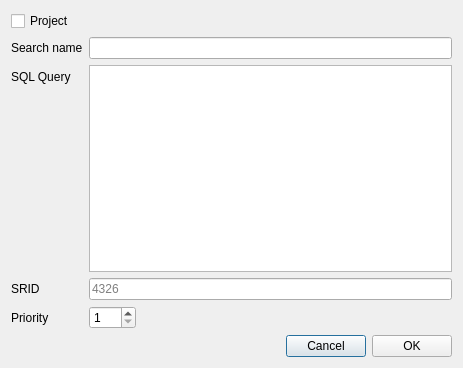
Before: the Qt Designer form ui/ui_postgissearch.ui in 3nids/quickfinder, drawn with Qt 5.
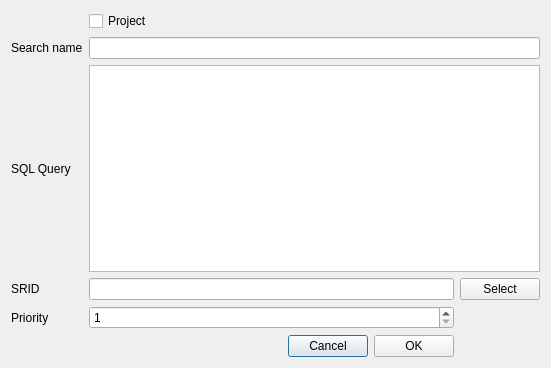
After: the same form once the commit is applied.

Commit message: Use QgsGenericProjectionSelector for SRID selection

```diff
--- a/ui/ui_postgissearch.ui
+++ b/ui/ui_postgissearch.ui
@@ -6,75 +6,15 @@
    <rect>
     <x>0</x>
     <y>0</y>
-    <width>463</width>
+    <width>551</width>
     <height>368</height>
    </rect>
   </property>
   <property name="windowTitle">
    <string>QuickFinder :: postgis search</string>
   </property>
-  <layout class="QFormLayout" name="formLayout">
-   <property name="fieldGrowthPolicy">
-    <enum>QFormLayout::ExpandingFieldsGrow</enum>
-   </property>
-   <item row="1" column="0">
-    <widget class="QLabel" name="label">
-     <property name="text">
-      <string>Search name</string>
-     </property>
-    </widget>
-   </item>
-   <item row="1" column="1">
-    <widget class="QLineEdit" name="searchName"/>
-   </item>
-   <item row="3" column="0">
-    <widget class="QLabel" name="FieldNameLabel">
-     <property name="text">
-      <string>SQL Query</string>
-     </property>
-    </widget>
-   </item>
-   <item row="4" column="0">
-    <widget class="QLabel" name="label_3">
-     <property name="text">
-      <string>SRID</string>
-     </property>
-    </widget>
-   </item>
-   <item row="4" column="1">
-    <widget class="QLineEdit" name="srid">
-     <property name="inputMask">
-      <string notr="true">00000; </string>
-     </property>
-     <property name="text">
-      <string notr="true"/>
-     </property>
-     <property name="placeholderText">
-      <string notr="true">4326</string>
-     </property>
-    </widget>
-   </item>
-   <item row="6" column="0">
-    <widget class="QLabel" name="label_2">
-     <property name="text">
-      <string>Priority</string>
-     </property>
-    </widget>
-   </item>
-   <item row="6" column="1">
-    <widget class="QSpinBox" name="priorityBox">
-     <property name="minimum">
-      <number>1</number>
-     </property>
-     <property name="maximum">
-      <number>999</number>
-     </property>
-     <property name="value">
-      <number>1</number>
-     </property>
-    </widget>
-   </item>
-   <item row="10" column="0" colspan="2">
+  <layout class="QGridLayout" name="gridLayout">
+   <item row="5" column="0" colspan="2">
     <layout class="QHBoxLayout" name="horizontalLayout">
      <item>
       <spacer name="horizontalSpacer">
@@ -105,7 +45,7 @@
      </item>
     </layout>
    </item>
-   <item row="3" column="1">
+   <item row="2" column="1" colspan="2">
     <widget class="QTextEdit" name="queryEdit">
      <property name="lineWrapMode">
       <enum>QTextEdit::NoWrap</enum>
@@ -115,13 +55,83 @@
      </property>
     </widget>
    </item>
-   <item row="0" column="0">
+   <item row="3" column="1">
+    <widget class="QLineEdit" name="srid">
+     <property name="enabled">
+      <bool>true</bool>
+     </property>
+     <property name="inputMask">
+      <string/>
+     </property>
+     <property name="readOnly">
+      <bool>true</bool>
+     </property>
+    </widget>
+   </item>
+   <item row="3" column="2">
+    <widget class="QPushButton" name="postgisCrsButton">
+     <property name="text">
+      <string>Select</string>
+     </property>
+    </widget>
+   </item>
+   <item row="3" column="0">
+    <widget class="QLabel" name="postgisCrsLabel">
+     <property name="sizePolicy">
+      <sizepolicy hsizetype="Preferred" vsizetype="Preferred">
+       <horstretch>0</horstretch>
+       <verstretch>0</verstretch>
+      </sizepolicy>
+     </property>
+     <property name="text">
+      <string>SRID</string>
+     </property>
+    </widget>
+   </item>
+   <item row="4" column="0">
+    <widget class="QLabel" name="label_2">
+     <property name="text">
+      <string>Priority</string>
+     </property>
+    </widget>
+   </item>
+   <item row="0" column="1">
     <widget class="QCheckBox" name="project">
      <property name="text">
       <string>Project</string>
      </property>
     </widget>
    </item>
+   <item row="2" column="0">
+    <widget class="QLabel" name="FieldNameLabel">
+     <property name="text">
+      <string>SQL Query</string>
+     </property>
+    </widget>
+   </item>
+   <item row="1" column="1" colspan="2">
+    <widget class="QLineEdit" name="searchName"/>
+   </item>
+   <item row="1" column="0">
+    <widget class="QLabel" name="label">
+     <property name="text">
+      <string>Search name</string>
+     </property>
+    </widget>
+   </item>
+   <item row="4" column="1">
+    <widget class="QSpinBox" name="priorityBox">
+     <property name="minimum">
+      <number>1</number>
+     </property>
+     <property name="maximum">
+      <number>999</number>
+     </property>
+     <property name="value">
+      <number>1</number>
+     </property>
+    </widget>
+   </item>
   </layout>
  </widget>
  <tabstops>
```
Left out of the diff: 7 changed lines with no effect on the pictures. The commit also changes 1 other file.
